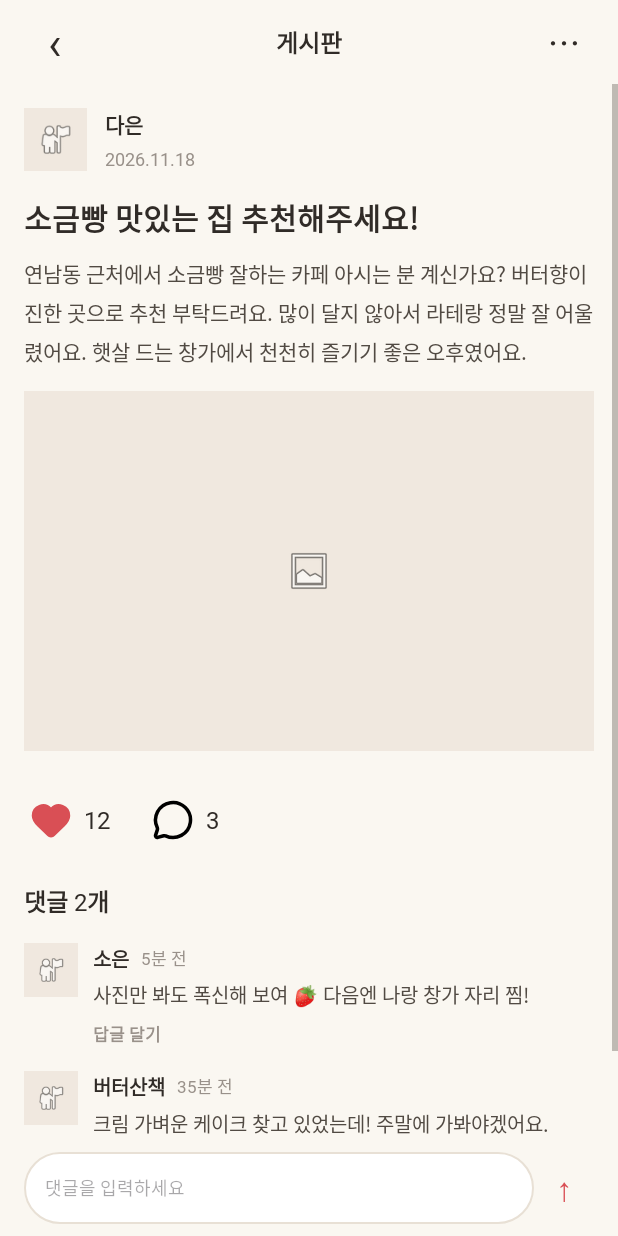
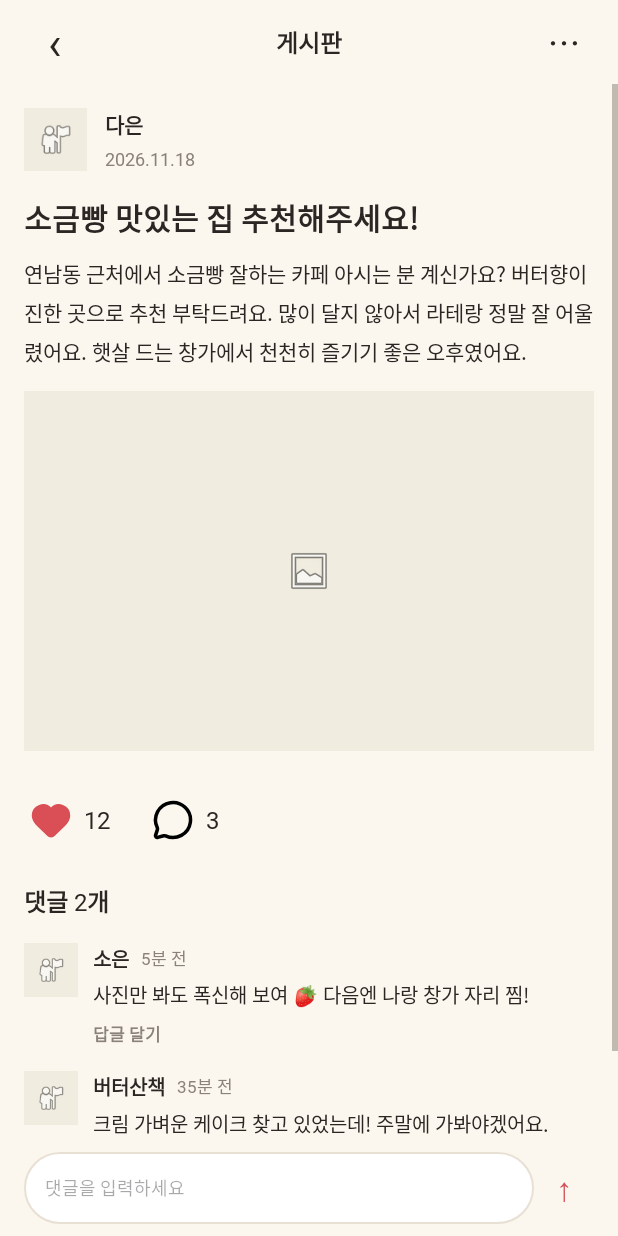
Before and after one commit to marshm6llow-dessertrip/dessertrip, an Android app: the PostDetailActivity screen opened directly, with no data from a screen before it, on a phone screen of 412 x 824 dp. Run offline under Robolectric (Android 15) with nearby library versions, the phone set to English and light mode, and no system bars.

Commit message:
style: 중복 코드 수정 및 이름 파일 이름 변경

```diff
--- a/app/src/main/res/layout/activity_post_detail.xml
+++ b/app/src/main/res/layout/activity_post_detail.xml
@@ -6,7 +6,7 @@
     android:id="@+id/main"
     android:layout_width="match_parent"
     android:layout_height="match_parent"
-    android:background="#FAF7F1"
+    android:background="@color/background"
     tools:context=".ui.community.PostDetailActivity">
 
     <!-- 상단 헤더 -->
@@ -24,7 +24,7 @@
             android:layout_height="match_parent"
             android:gravity="center"
             android:text="‹"
-            android:textColor="#302B27"
+            android:textColor="@color/text_primary"
             android:textSize="30sp" />
 
         <TextView
@@ -33,7 +33,7 @@
             android:layout_weight="1"
             android:gravity="center"
             android:text="게시판"
-            android:textColor="#302B27"
+            android:textColor="@color/text_primary"
             android:textSize="16sp"
             android:textStyle="bold" />
 
@@ -42,7 +42,7 @@
             android:layout_height="match_parent"
             android:gravity="center"
             android:text="⋯"
-            android:textColor="#302B27"
+            android:textColor="@color/text_primary"
             android:textSize="24sp" />
 
     </LinearLayout>
@@ -78,7 +78,7 @@
                     android:layout_height="42dp"
                     android:src="@android:drawable/ic_menu_myplaces"
                     android:scaleType="centerCrop"
-                    android:background="#F0E8DF"
+                    android:background="@color/card_beige"
                     android:padding="8dp"
                     android:contentDescription="작성자 프로필 이미지" />
 
@@ -95,7 +95,7 @@
                         android:layout_width="wrap_content"
                         android:layout_height="wrap_content"
                         android:text="다은"
-                        android:textColor="#302B27"
+                        android:textColor="@color/text_primary"
                         android:textSize="14sp"
                         android:textStyle="bold" />
 
@@ -105,7 +105,7 @@
                         android:layout_height="wrap_content"
                         android:layout_marginTop="4dp"
                         android:text="2026.11.18"
-                        android:textColor="#99918A"
+                        android:textColor="@color/text_secondary"
                         android:textSize="12sp" />
 
                 </LinearLayout>
@@ -126,7 +126,7 @@
                     android:layout_width="match_parent"
                     android:layout_height="wrap_content"
                     android:text="소금빵 맛있는 집 추천해주세요!"
-                    android:textColor="#302B27"
+                    android:textColor="@color/text_primary"
                     android:textSize="20sp"
                     android:textStyle="bold" />
 
@@ -137,7 +137,7 @@
                     android:layout_height="wrap_content"
                     android:layout_marginTop="12dp"
                     android:text="연남동 근처에서 소금빵 잘하는 카페 아시는 분 계신가요? 버터향이 진한 곳으로 추천 부탁드려요. 많이 달지 않아서 라테랑 정말 잘 어울렸어요. 햇살 드는 창가에서 천천히 즐기기 좋은 오후였어요."
-                    android:textColor="#514A43"
+                    android:textColor="@color/text_primary"
                     android:textSize="14sp"
                     android:lineSpacingExtra="5dp" />
 
@@ -152,7 +152,7 @@
                 android:layout_marginEnd="16dp"
                 android:layout_marginBottom="16dp"
                 android:src="@android:drawable/ic_menu_gallery"
-                android:background="#F0E8DF"
+                android:background="@color/card_beige"
                 android:scaleType="centerInside"
                 android:contentDescription="게시글 사진" />
 
@@ -180,7 +180,7 @@
                     android:layout_height="wrap_content"
                     android:layout_marginStart="8dp"
                     android:text="12"
-                    android:textColor="#302B27"
+                    android:textColor="@color/text_primary"
                     android:textSize="16sp" />
 
                 <ImageView
@@ -197,7 +197,7 @@
                     android:layout_height="wrap_content"
                     android:layout_marginStart="8dp"
                     android:text="3"
-                    android:textColor="#302B27"
+                    android:textColor="@color/text_primary"
                     android:textSize="16sp" />
 
             </LinearLayout>
@@ -215,7 +215,7 @@
                     android:layout_width="wrap_content"
                     android:layout_height="wrap_content"
                     android:text="댓글 2개"
-                    android:textColor="#302B27"
+                    android:textColor="@color/text_primary"
                     android:textSize="16sp"
                     android:textStyle="bold"
                     android:layout_marginBottom="16dp" />
@@ -231,7 +231,7 @@
                         android:layout_width="36dp"
                         android:layout_height="36dp"
                         android:src="@android:drawable/ic_menu_myplaces"
-                        android:background="#F0E8DF"
+                        android:background="@color/card_beige"
                         android:padding="7dp"
                         android:contentDescription="댓글 작성자 프로필" />
 
@@ -254,7 +254,7 @@
                                 android:layout_width="wrap_content"
                                 android:layout_height="wrap_content"
                                 android:text="소은"
-                                android:textColor="#302B27"
+                                android:textColor="@color/text_primary"
                                 android:textSize="13sp"
                                 android:textStyle="bold" />
 
@@ -263,7 +263,7 @@
                                 android:layout_height="wrap_content"
                                 android:layout_marginStart="8dp"
                                 android:text="5분 전"
-                                android:textColor="#99918A"
+                                android:textColor="@color/text_secondary"
                                 android:textSize="11sp" />
 
                         </LinearLayout>
@@ -274,7 +274,7 @@
                             android:layout_height="wrap_content"
                             android:layout_marginTop="4dp"
                             android:text="사진만 봐도 폭신해 보여 🍓 다음엔 나랑 창가 자리 찜!"
-                            android:textColor="#514A43"
+                            android:textColor="@color/text_primary"
                             android:textSize="13sp"
                             android:lineSpacingExtra="3dp" />
 
@@ -284,7 +284,7 @@
                             android:layout_height="wrap_content"
                             android:layout_marginTop="8dp"
                             android:text="답글 달기"
-                            android:textColor="#99918A"
+                            android:textColor="@color/text_secondary"
                             android:textSize="11sp"
                             android:textStyle="bold" />
 
@@ -303,7 +303,7 @@
                         android:layout_width="36dp"
                         android:layout_height="36dp"
                         android:src="@android:drawable/ic_menu_myplaces"
-                        android:background="#F0E8DF"
+                        android:background="@color/card_beige"
                         android:padding="7dp"
                         android:contentDescription="댓글 작성자 프로필" />
 
@@ -326,7 +326,7 @@
                                 android:layout_width="wrap_content"
                                 android:layout_height="wrap_content"
                                 android:text="버터산책"
-                                android:textColor="#302B27"
+                                android:textColor="@color/text_primary"
                                 android:textSize="13sp"
                                 android:textStyle="bold" />
 
@@ -335,7 +335,7 @@
                                 android:layout_height="wrap_content"
                                 android:layout_marginStart="8dp"
                                 android:text="35분 전"
-                                android:textColor="#99918A"
+                                android:textColor="@color/text_secondary"
                                 android:textSize="11sp" />
 
                         </LinearLayout>
@@ -346,7 +346,7 @@
                             android:layout_height="wrap_content"
                             android:layout_marginTop="4dp"
                             android:text="크림 가벼운 케이크 찾고 있었는데! 주말에 가봐야겠어요."
-                            android:textColor="#514A43"
+                            android:textColor="@color/text_primary"
                             android:textSize="13sp"
                             android:lineSpacingExtra="3dp" />
 
@@ -356,7 +356,7 @@
                             android:layout_height="wrap_content"
                             android:layout_marginTop="8dp"
                             android:text="답글 달기"
-                            android:textColor="#99918A"
+                            android:textColor="@color/text_secondary"
                             android:textSize="11sp"
                             android:textStyle="bold" />
                     </LinearLayout>
@@ -376,7 +376,7 @@
         android:gravity="center_vertical"
         android:orientation="horizontal"
         android:paddingHorizontal="16dp"
-        android:background="#FAF7F1"
+        android:background="@color/background"
         app:layout_constraintBottom_toBottomOf="parent">
 
         <EditText
@@ -396,7 +396,7 @@
             android:layout_height="match_parent"
             android:gravity="center"
             android:text="↑"
-            android:textColor="#D94F55"
+            android:textColor="@color/primary"
             android:textSize="22sp" />
 
     </LinearLayout>
```
Also changed, not shown: app/src/main/res/layout/activity_post_tasting_note_detail.xml (renamed from app/src/main/res/layout/activity_tasting_note_detail.xml, +32 -32 lines).
